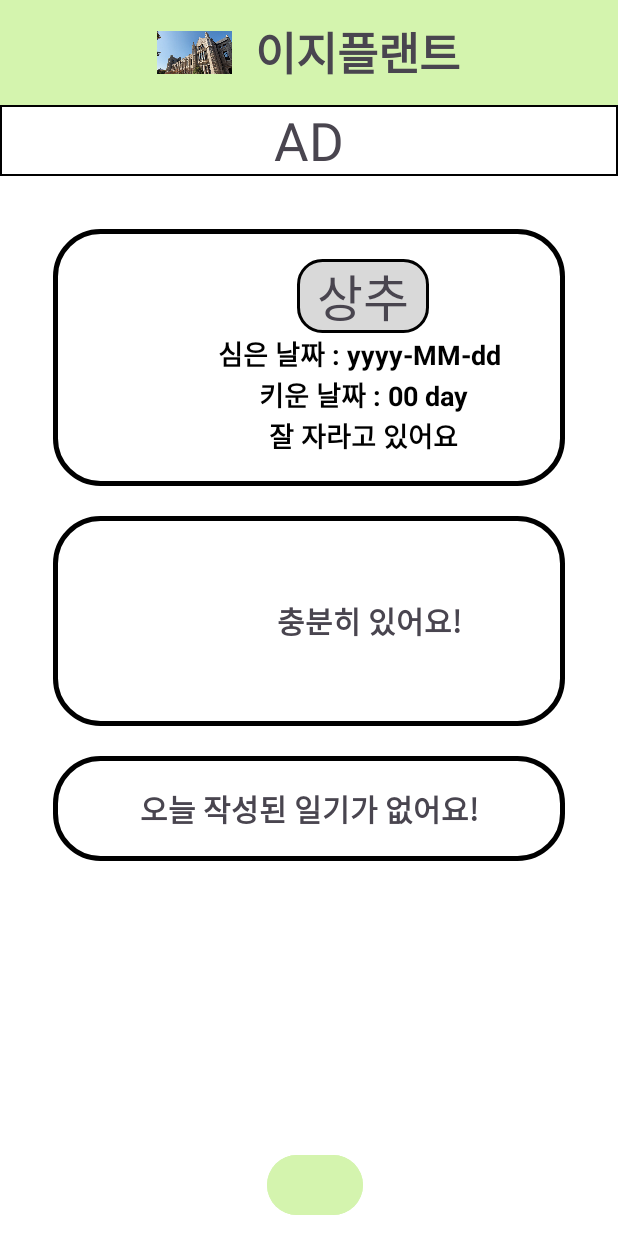
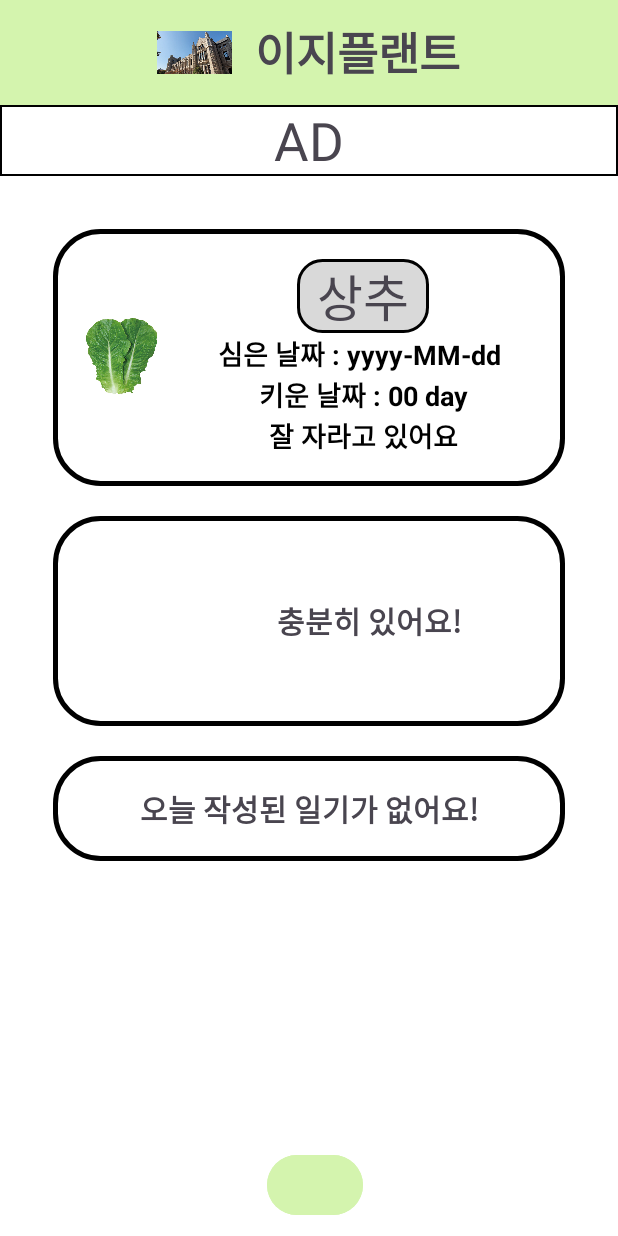
Before and after one commit to UC-ICT/Capstone, an Android app: the screen it shows after launch (MainActivity), on a phone screen of 412 x 824 dp. Run offline under Robolectric (Android 15) with nearby library versions, the phone set to English and light mode, and no system bars; 1 statement that could not run was skipped.

Commit message:
activity_main.xml

```diff
--- a/2024 Capstone/Easy_Plant(Dev)/SW/app/src/main/res/layout/activity_main.xml
+++ b/2024 Capstone/Easy_Plant(Dev)/SW/app/src/main/res/layout/activity_main.xml
@@ -71,7 +71,7 @@
                     android:layout_height="100dp"
                     android:layout_gravity="center"
                     android:layout_weight="2"
-                    tools:srcCompat="@drawable/Planted_Lettuce" />
+                    android:src="@drawable/sangchu" />
 
                 <LinearLayout
                     android:layout_width="0dp"
```
